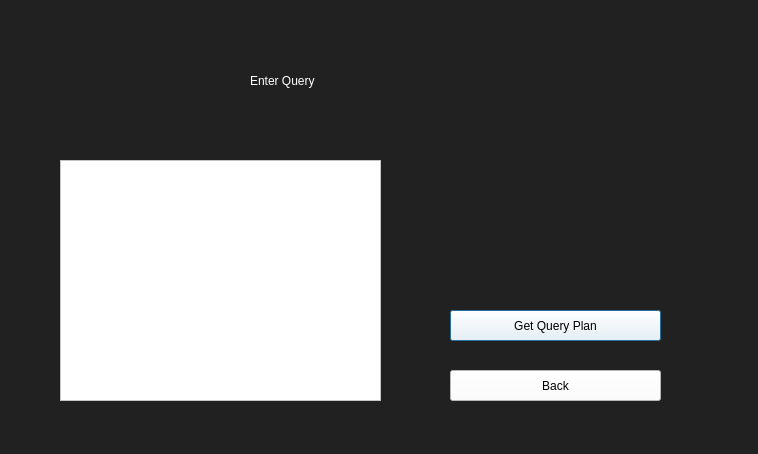
Qt form QueryScreen.ui (Joshlim288/sql-annotator) before a commit.
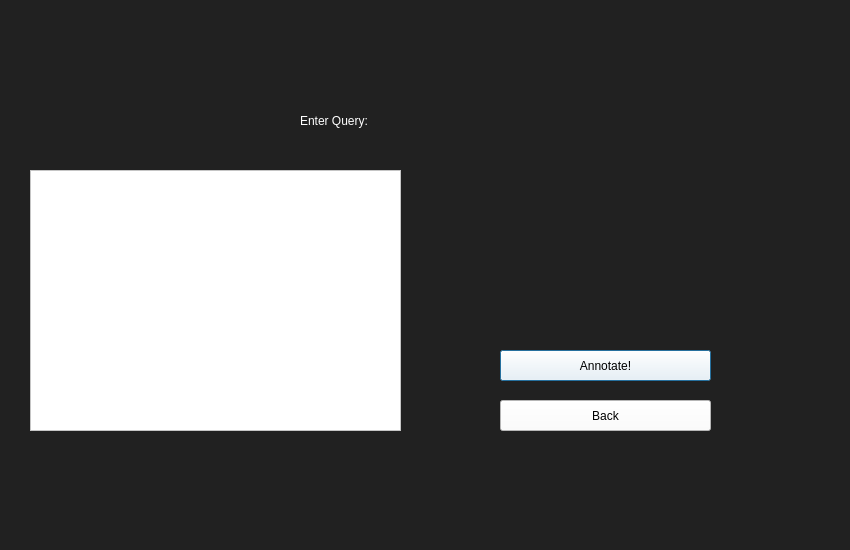
The same form after that commit.

Commit message: Increased window size and minor UI fixes

The edit to the form file:
```diff
--- a/QueryScreen.ui
+++ b/QueryScreen.ui
@@ -6,8 +6,8 @@
    <rect>
     <x>0</x>
     <y>0</y>
-    <width>758</width>
-    <height>454</height>
+    <width>850</width>
+    <height>550</height>
    </rect>
   </property>
   <property name="windowTitle">
@@ -19,8 +19,8 @@
   <widget class="QLabel" name="titleText">
    <property name="geometry">
     <rect>
-     <x>250</x>
-     <y>40</y>
+     <x>300</x>
+     <y>80</y>
      <width>321</width>
      <height>81</height>
     </rect>
@@ -29,14 +29,14 @@
     <string notr="true">font: 36pt &quot;MS Shell Dlg 2&quot;; color:rgb(255, 255, 255)</string>
    </property>
    <property name="text">
-    <string>Enter Query</string>
+    <string>Enter Query:</string>
    </property>
   </widget>
   <widget class="QPushButton" name="submitButton">
    <property name="geometry">
     <rect>
-     <x>450</x>
-     <y>310</y>
+     <x>500</x>
+     <y>350</y>
      <width>211</width>
      <height>31</height>
     </rect>
@@ -46,14 +46,14 @@
 font: 14pt &quot;MS Shell Dlg 2&quot;</string>
    </property>
    <property name="text">
-    <string>Get Query Plan</string>
+    <string>Annotate!</string>
    </property>
   </widget>
   <widget class="QPushButton" name="backButton">
    <property name="geometry">
     <rect>
-     <x>450</x>
-     <y>370</y>
+     <x>500</x>
+     <y>400</y>
      <width>211</width>
      <height>31</height>
     </rect>
@@ -69,10 +69,10 @@
   <widget class="QTextEdit" name="queryInput">
    <property name="geometry">
     <rect>
-     <x>60</x>
-     <y>160</y>
-     <width>321</width>
-     <height>241</height>
+     <x>30</x>
+     <y>170</y>
+     <width>371</width>
+     <height>261</height>
     </rect>
    </property>
    <property name="styleSheet">
@@ -89,10 +89,10 @@
   <widget class="QLabel" name="errorMessage">
    <property name="geometry">
     <rect>
-     <x>450</x>
-     <y>160</y>
-     <width>201</width>
-     <height>131</height>
+     <x>490</x>
+     <y>170</y>
+     <width>221</width>
+     <height>151</height>
     </rect>
    </property>
    <property name="styleSheet">
```
Left out of the diff: 2 changed lines with no effect on the pictures. The commit also changes 6 other files.
